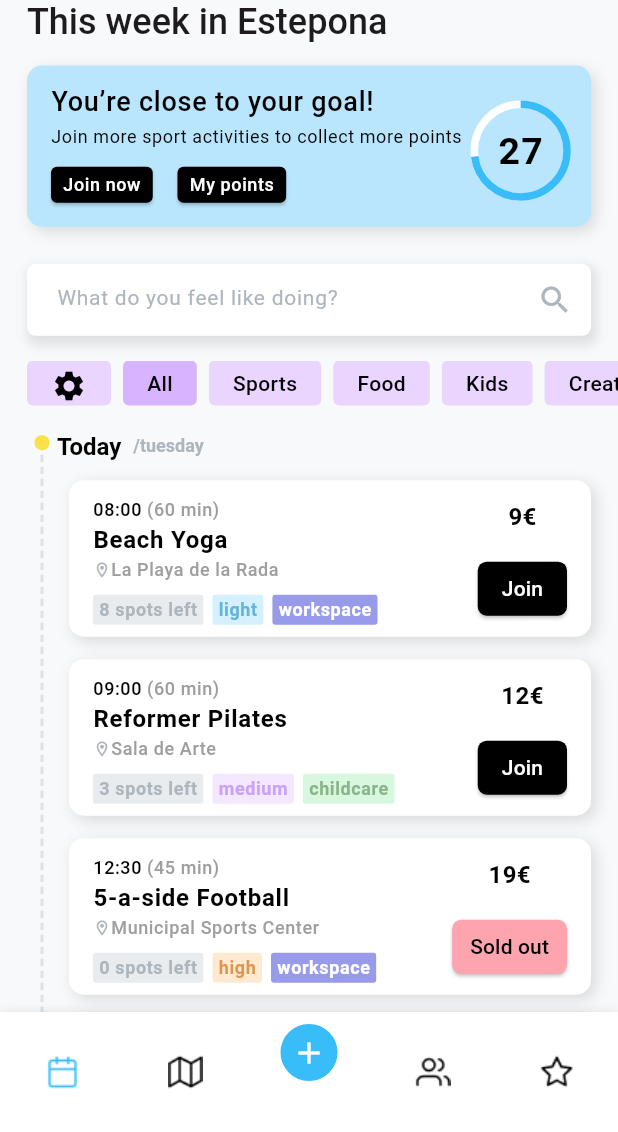
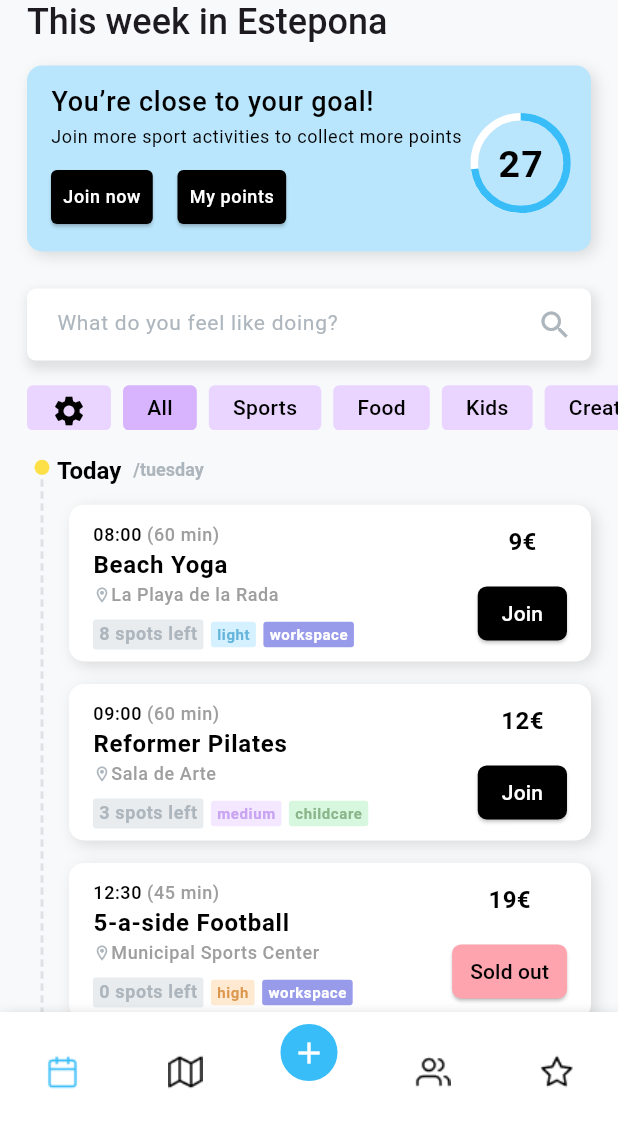
Before and after one commit to LITO-TR/town_square, a Flutter app: the screen it shows after launch, on a phone screen of 412 x 824 dp, the part 104-1236 px from its top. Run offline on Flutter 3.47's test engine with Material 3 defaults, Android fonts, the phone set to English and light mode, and no system bars; our stand-ins replace flutter_riverpod, go_router, shared_preferences; Roboto replaces fonts that are missing (SFProDisplay).

Commit message:
fix: :rotating_light: fix bug

```diff
--- a/lib/presentation/activities/widgets/activity_card_widget.dart
+++ b/lib/presentation/activities/widgets/activity_card_widget.dart
@@ -101,7 +101,7 @@ class ActivityCardWidget extends ConsumerWidget {
                         ),
                       ),
                       ...activity.services.map((service) => Padding(
-                            padding: const EdgeInsets.only(left: 6.0),
+                            padding: const EdgeInsets.only(left: 5.0),
                             child: getServiceWidget(service, textTheme),
                           )),
                     ],
@@ -182,7 +182,9 @@ class ActivityCardWidget extends ConsumerWidget {
       child: Text(
         service,
         style: textTheme.bodySmall?.copyWith(
-            color: titleServiceColors[service], fontWeight: FontWeight.w700),
+            color: titleServiceColors[service],
+            fontWeight: FontWeight.w700,
+            fontSize: 10),
       ),
     );
   }
--- a/lib/presentation/activities/widgets/custom_button_widget.dart
+++ b/lib/presentation/activities/widgets/custom_button_widget.dart
@@ -41,7 +41,7 @@ class CustomButtonWidgetState extends State<CustomButtonWidget> {
               borderRadius: BorderRadius.circular(4),
             ),
             minimumSize: const Size(0, 22),
-            padding: const EdgeInsets.symmetric(horizontal: 8, vertical: 4),
+            padding: const EdgeInsets.symmetric(horizontal: 8, vertical: 10),
           ),
           child: Align(
             alignment: Alignment.center,
--- a/lib/presentation/activities/widgets/custom_card_goal_widget.dart
+++ b/lib/presentation/activities/widgets/custom_card_goal_widget.dart
@@ -50,6 +50,9 @@ class CustomCardGoalWidget extends StatelessWidget {
                             fontWeight: FontWeight.w400, color: Colors.black),
                       ),
                     ),
+                    SizedBox(
+                      height: size.height * 0.01,
+                    ),
                     Row(
                       children: [
                         CustomButtonWidget(
@@ -64,7 +67,10 @@ class CustomCardGoalWidget extends StatelessWidget {
                           onPressed: () {},
                         ),
                       ],
-                    )
+                    ),
+                    SizedBox(
+                      height: size.height * 0.01,
+                    ),
                   ],
                 ),
               ),
```
